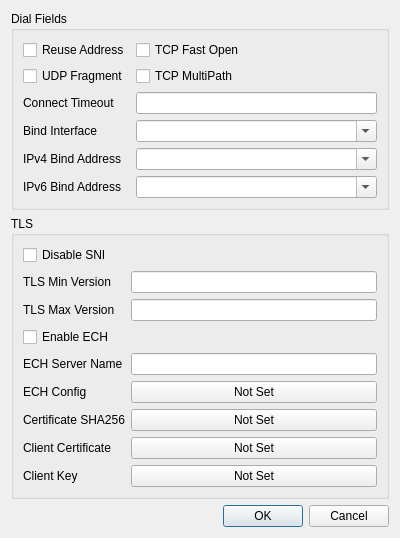
hopol/throne-mirror, file upstream/include/ui/profile/edit_advanced.ui: the form before one commit.
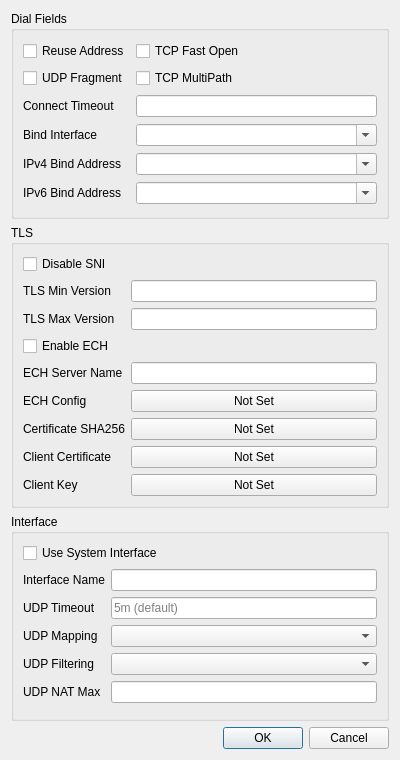
The form after the commit.

Patch:
```diff
--- a/upstream/include/ui/profile/edit_advanced.ui
+++ b/upstream/include/ui/profile/edit_advanced.ui
@@ -7,7 +7,7 @@
     <x>0</x>
     <y>0</y>
     <width>400</width>
-    <height>534</height>
+    <height>760</height>
    </rect>
   </property>
   <property name="windowTitle">
@@ -104,6 +104,94 @@
     </widget>
    </item>
    <item row="2" column="0">
+    <widget class="QGroupBox" name="interface_box">
+     <property name="title">
+      <string>Interface</string>
+     </property>
+     <layout class="QFormLayout" name="interface_form">
+      <item row="0" column="0" colspan="2">
+       <widget class="QCheckBox" name="system">
+        <property name="toolTip">
+         <string>&lt;html&gt;&lt;head/&gt;&lt;body&gt;&lt;p&gt;Requires privilege and cannot conflict with existing system interfaces. The internal network stack is used when disabled.&lt;/p&gt;&lt;/body&gt;&lt;/html&gt;</string>
+        </property>
+        <property name="text">
+         <string>Use System Interface</string>
+        </property>
+       </widget>
+      </item>
+      <item row="1" column="0">
+       <widget class="QLabel" name="interface_name_l">
+        <property name="toolTip">
+         <string>&lt;html&gt;&lt;head/&gt;&lt;body&gt;&lt;p&gt;Custom system interface name. A generated name is used by default.&lt;/p&gt;&lt;/body&gt;&lt;/html&gt;</string>
+        </property>
+        <property name="text">
+         <string>Interface Name</string>
+        </property>
+       </widget>
+      </item>
+      <item row="1" column="1">
+       <widget class="QLineEdit" name="interface_name"/>
+      </item>
+      <item row="2" column="0">
+       <widget class="QLabel" name="udp_timeout_l">
+        <property name="toolTip">
+         <string>&lt;html&gt;&lt;head/&gt;&lt;body&gt;&lt;p&gt;UDP NAT expiration time.&lt;/p&gt;&lt;/body&gt;&lt;/html&gt;</string>
+        </property>
+        <property name="text">
+         <string>UDP Timeout</string>
+        </property>
+       </widget>
+      </item>
+      <item row="2" column="1">
+       <widget class="QLineEdit" name="udp_timeout">
+        <property name="placeholderText">
+         <string>5m (default)</string>
+        </property>
+       </widget>
+      </item>
+      <item row="3" column="0">
+       <widget class="QLabel" name="udp_mapping_l">
+        <property name="toolTip">
+         <string>&lt;html&gt;&lt;head/&gt;&lt;body&gt;&lt;p&gt;UDP NAT mapping behavior. endpoint_independent is used by default.&lt;/p&gt;&lt;/body&gt;&lt;/html&gt;</string>
+        </property>
+        <property name="text">
+         <string>UDP Mapping</string>
+        </property>
+       </widget>
+      </item>
+      <item row="3" column="1">
+       <widget class="QComboBox" name="udp_mapping"/>
+      </item>
+      <item row="4" column="0">
+       <widget class="QLabel" name="udp_filtering_l">
+        <property name="toolTip">
+         <string>&lt;html&gt;&lt;head/&gt;&lt;body&gt;&lt;p&gt;UDP NAT filtering behavior. endpoint_independent is used by default.&lt;/p&gt;&lt;/body&gt;&lt;/html&gt;</string>
+        </property>
+        <property name="text">
+         <string>UDP Filtering</string>
+        </property>
+       </widget>
+      </item>
+      <item row="4" column="1">
+       <widget class="QComboBox" name="udp_filtering"/>
+      </item>
+      <item row="5" column="0">
+       <widget class="QLabel" name="udp_nat_max_l">
+        <property name="toolTip">
+         <string>&lt;html&gt;&lt;head/&gt;&lt;body&gt;&lt;p&gt;Maximum number of UDP NAT entries.&lt;/p&gt;&lt;/body&gt;&lt;/html&gt;</string>
+        </property>
+        <property name="text">
+         <string>UDP NAT Max</string>
+        </property>
+       </widget>
+      </item>
+      <item row="5" column="1">
+       <widget class="QLineEdit" name="udp_nat_max"/>
+      </item>
+     </layout>
+    </widget>
+   </item>
+   <item row="3" column="0">
     <widget class="QDialogButtonBox" name="buttonBox">
      <property name="orientation">
       <enum>Qt::Orientation::Horizontal</enum>
```
Left out of the diff: 6 changed lines with no effect on the pictures.
